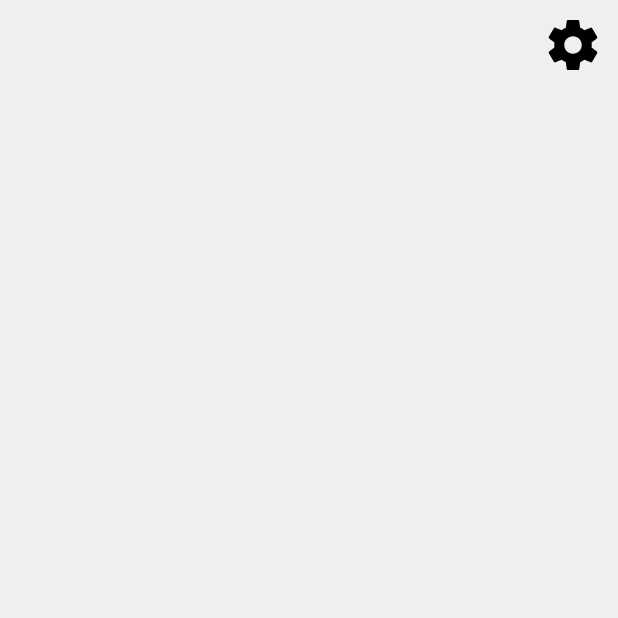
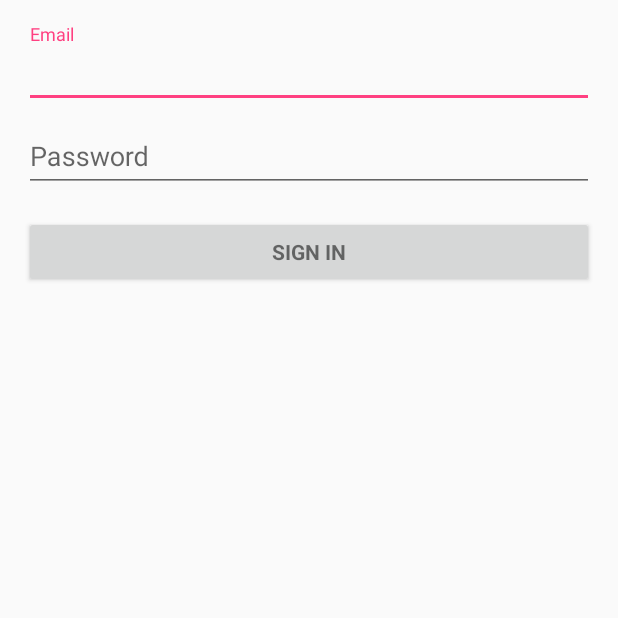
Before and after one commit to JALVITO/Signum, an Android app: the screen it shows after launch (MainActivity before the commit, LoginActivity after it), on a phone screen of 412 x 824 dp, the top half of it. Before the commit the part shown is almost empty. Run offline under Robolectric (Android 15) with nearby library versions, the phone set to English and light mode, and no system bars.

Commit message:
added login

```diff
--- a/app/build.gradle
+++ b/app/build.gradle
@@ -26,6 +26,7 @@ dependencies {
 
     implementation 'com.android.support:support-v4:27.1.1'
 
+    implementation 'com.android.support:design:27.1.1'
     testImplementation 'junit:junit:4.12'
     androidTestImplementation 'com.android.support.test:runner:1.0.2'
     androidTestImplementation 'com.android.support.test.espresso:espresso-core:3.0.2'
--- a/app/src/main/AndroidManifest.xml
+++ b/app/src/main/AndroidManifest.xml
@@ -1,6 +1,11 @@
 <?xml version="1.0" encoding="utf-8"?>
 <manifest xmlns:android="http://schemas.android.com/apk/res/android"
     package="com.appemergencias">
+
+    <!-- To auto-complete the email text field in the login form with the user's emails -->
+    <uses-permission android:name="android.permission.GET_ACCOUNTS" />
+    <uses-permission android:name="android.permission.READ_PROFILE" />
+    <uses-permission android:name="android.permission.READ_CONTACTS" />
 
     <application
         android:allowBackup="true"
@@ -9,14 +14,15 @@
         android:roundIcon="@mipmap/ic_launcher_round"
         android:supportsRtl="true"
         android:theme="@style/AppTheme">
-        <activity android:name=".MainActivity">
+        <activity android:name=".MainActivity"></activity>
+        <activity android:name=".ConfigurationActivity" />
+        <activity
+            android:name=".LoginActivity">
             <intent-filter>
                 <action android:name="android.intent.action.MAIN" />
-
                 <category android:name="android.intent.category.LAUNCHER" />
             </intent-filter>
         </activity>
-        <activity android:name=".ConfigurationActivity"></activity>
     </application>
 
 </manifest>
--- /dev/null
+++ b/app/src/main/java/com/appemergencias/LoginActivity.java
@@ -0,0 +1,73 @@
+package com.appemergencias;
+
+import android.animation.Animator;
+import android.animation.AnimatorListenerAdapter;
+import android.annotation.TargetApi;
+import android.content.Context;
+import android.content.Intent;
+import android.content.pm.PackageManager;
+import android.support.annotation.NonNull;
+import android.support.design.widget.Snackbar;
+import android.support.v7.app.AppCompatActivity;
+import android.app.LoaderManager.LoaderCallbacks;
+
+import android.content.CursorLoader;
+import android.content.Loader;
+import android.database.Cursor;
+import android.net.Uri;
+import android.os.AsyncTask;
+
+import android.os.Build;
+import android.os.Bundle;
+import android.provider.ContactsContract;
+import android.text.TextUtils;
+import android.view.KeyEvent;
+import android.view.View;
+import android.view.View.OnClickListener;
+import android.view.inputmethod.EditorInfo;
+import android.widget.ArrayAdapter;
+import android.widget.AutoCompleteTextView;
+import android.widget.Button;
+import android.widget.EditText;
+import android.widget.TextView;
+
+import java.util.ArrayList;
+import java.util.List;
+
+import static android.Manifest.permission.READ_CONTACTS;
+
+public class LoginActivity extends AppCompatActivity {
+
+
+    Context context = this;
+
+    // UI references.
+    private AutoCompleteTextView mEmailView;
+    private EditText mPasswordView;
+    private View mProgressView;
+    private View mLoginFormView;
+
+    @Override
+    protected void onCreate(Bundle savedInstanceState) {
+        super.onCreate(savedInstanceState);
+        setContentView(R.layout.activity_login);
+        mEmailView = (AutoCompleteTextView) findViewById(R.id.email);
+        mPasswordView = (EditText) findViewById(R.id.password);
+        Button mEmailSignInButton = (Button) findViewById(R.id.email_sign_in_button);
+
+        mEmailSignInButton.setOnClickListener(new OnClickListener() {
+            @Override
+            public void onClick(View view) {
+                switch (view.getId()){
+                    case R.id.email_sign_in_button:
+                        startActivity(new Intent(context, MainActivity.class));
+                        break;
+                }
+            }
+        });
+
+
+        mLoginFormView = findViewById(R.id.login_form);
+        mProgressView = findViewById(R.id.login_progress);
+    }
+}
--- /dev/null
+++ b/app/src/main/res/layout/activity_login.xml
@@ -0,0 +1,78 @@
+<?xml version="1.0" encoding="utf-8"?>
+<LinearLayout xmlns:android="http://schemas.android.com/apk/res/android"
+    xmlns:tools="http://schemas.android.com/tools"
+    android:layout_width="match_parent"
+    android:layout_height="match_parent"
+    android:gravity="center_horizontal"
+    android:orientation="vertical"
+    android:paddingBottom="@dimen/activity_vertical_margin"
+    android:paddingLeft="@dimen/activity_horizontal_margin"
+    android:paddingRight="@dimen/activity_horizontal_margin"
+    android:paddingTop="@dimen/activity_vertical_margin"
+    tools:context=".LoginActivity">
+
+    <!-- Login progress -->
+    <ProgressBar
+        android:id="@+id/login_progress"
+        style="?android:attr/progressBarStyleLarge"
+        android:layout_width="wrap_content"
+        android:layout_height="wrap_content"
+        android:layout_marginBottom="8dp"
+        android:visibility="gone" />
+
+    <ScrollView
+        android:id="@+id/login_form"
+        android:layout_width="match_parent"
+        android:layout_height="match_parent">
+
+        <LinearLayout
+            android:id="@+id/email_login_form"
+            android:layout_width="match_parent"
+            android:layout_height="wrap_content"
+            android:orientation="vertical">
+
+            <android.support.design.widget.TextInputLayout
+                android:layout_width="match_parent"
+                android:layout_height="wrap_content">
+
+                <AutoCompleteTextView
+                    android:id="@+id/email"
+                    android:layout_width="match_parent"
+                    android:layout_height="wrap_content"
+                    android:hint="@string/prompt_email"
+                    android:inputType="textEmailAddress"
+                    android:maxLines="1"
+                    android:singleLine="true" />
+
+            </android.support.design.widget.TextInputLayout>
+
+            <android.support.design.widget.TextInputLayout
+                android:layout_width="match_parent"
+                android:layout_height="wrap_content">
+
+                <EditText
+                    android:id="@+id/password"
+                    android:layout_width="match_parent"
+                    android:layout_height="wrap_content"
+                    android:hint="Password"
+                    android:imeActionId="6"
+                    android:imeActionLabel="@string/action_sign_in_short"
+                    android:imeOptions="actionUnspecified"
+                    android:inputType="textPassword"
+                    android:maxLines="1"
+                    android:singleLine="true" />
+
+            </android.support.design.widget.TextInputLayout>
+
+            <Button
+                android:id="@+id/email_sign_in_button"
+                style="?android:textAppearanceSmall"
+                android:layout_width="match_parent"
+                android:layout_height="wrap_content"
+                android:layout_marginTop="16dp"
+                android:text="Sign in"
+                android:textStyle="bold" />
+
+        </LinearLayout>
+    </ScrollView>
+</LinearLayout>
--- /dev/null
+++ b/app/src/main/res/values/dimens.xml
@@ -0,0 +1,5 @@
+<resources>
+    <!-- Default screen margins, per the Android Design guidelines. -->
+    <dimen name="activity_horizontal_margin">16dp</dimen>
+    <dimen name="activity_vertical_margin">16dp</dimen>
+</resources>
--- a/app/src/main/res/values/strings.xml
+++ b/app/src/main/res/values/strings.xml
@@ -1,3 +1,17 @@
 <resources>
     <string name="app_name">AppEmergencias</string>
+    <string name="title_activity_login">Sign in</string>
+
+    <!-- Strings related to login -->
+    <string name="prompt_email">Email</string>
+    <string name="prompt_password">Password (optional)</string>
+    <string name="action_sign_in">Sign in or register</string>
+    <string name="action_sign_in_short">Sign in</string>
+    <string name="error_invalid_email">This email address is invalid</string>
+    <string name="error_invalid_password">This password is too short</string>
+    <string name="error_incorrect_password">This password is incorrect</string>
+    <string name="error_field_required">This field is required</string>
+    <string name="permission_rationale">"Contacts permissions are needed for providing email
+        completions."
+    </string>
 </resources>
```
